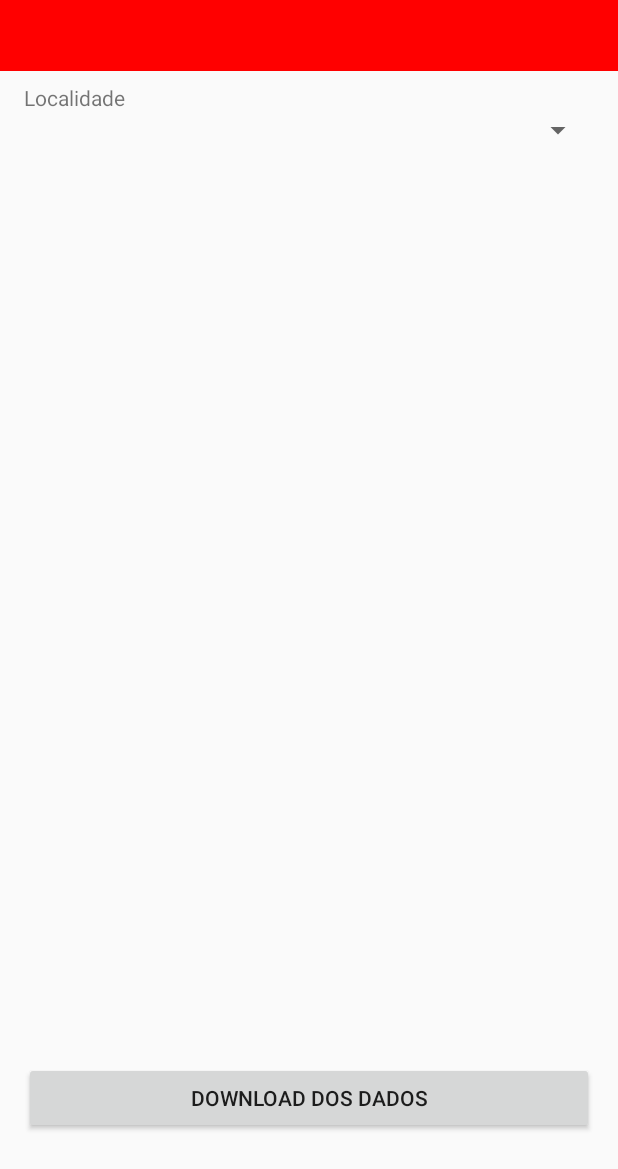
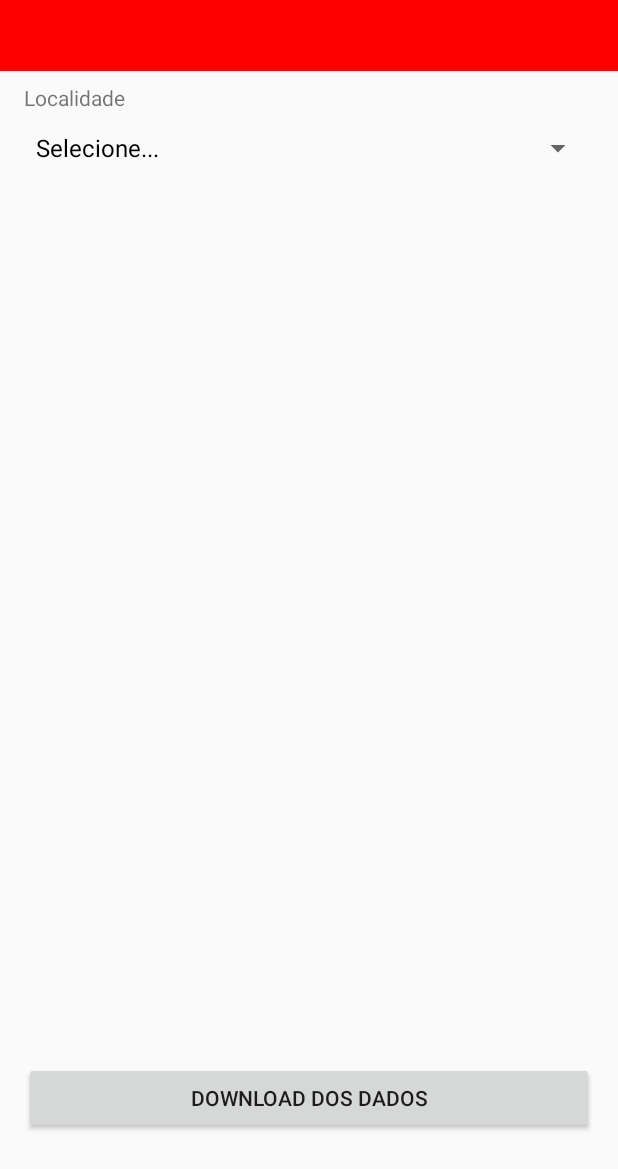
Before and after one commit to RochaKaique/InventarioDMT, an Android app: the DownloadActivity screen opened directly, with no data from a screen before it, on a phone screen of 412 x 824 dp. Shown: the top 1169 px of the screen. Run offline under Robolectric (Android 15) with nearby library versions, the phone set to English and light mode, and no system bars; libraries missing offline, so code that uses them is left out: com.itextpdf.text.

Commit message:
Tratamento de load do volley e Selecione nas combos

```diff
--- a/app/src/main/java/com/tivit/inventariodmt/DownloadActivity.java
+++ b/app/src/main/java/com/tivit/inventariodmt/DownloadActivity.java
@@ -5,8 +5,10 @@ import android.support.v7.app.AppCompatActivity;
 import android.os.Bundle;
 import android.view.View;
 import android.widget.ArrayAdapter;
+import android.widget.ProgressBar;
 import android.widget.Spinner;
 import android.widget.TextView;
+import android.widget.Toast;
 
 import com.tivit.inventariodmt.dao.PreencheCombosDao;
 import com.tivit.inventariodmt.dataconsistency.sync.SyncAdapter;
@@ -16,7 +18,11 @@ import com.tivit.inventariodmt.dto.LocalidadeDTO;
 public class DownloadActivity extends AppCompatActivity {
     PreencheCombosDao combos;
     private Spinner localidade;
+    public static int resposta;
     public static String idLocalidade;
+    public static TextView txtResultado;
+    public static ProgressBar pgDownload;
+    public static TextView tvProgress;
     public static boolean isSinc;
     @Override
     protected void onCreate(Bundle savedInstanceState) {
@@ -25,21 +31,30 @@ public class DownloadActivity extends AppCompatActivity {
         Utilidades.setTaskBarColored(this);
         this.combos = new PreencheCombosDao(this);
         comboLocalidade();
+        pgDownload = (ProgressBar) findViewById(R.id.pgDownload);
+        tvProgress = (TextView) findViewById(R.id.tvProgress);
+        txtResultado = (TextView) findViewById(R.id.tvResultado);
 
     }
 
     public void onClickDownload(View view)
     {
+        txtResultado.setVisibility(View.INVISIBLE);
+        pgDownload.setVisibility(View.VISIBLE);
+        tvProgress.setVisibility(View.VISIBLE);
 //        TextView txtResultado = (TextView) findViewById(R.id.tvResultado);
 //
 //        txtResultado.setText("Download Realizado");
 //        txtResultado.setTextColor(Color.RED);
 
         idLocalidade = String.valueOf(((LocalidadeDTO) localidade.getSelectedItem()).getInv_FS_Loc_Id_Localidade());
-        SyncAdapter.sincronizarAhora(getApplicationContext(), false, 1);
-        TextView txtResultado = (TextView) findViewById(R.id.tvResultado);
-        txtResultado.setText("Download Realizado");
-        txtResultado.setTextColor(Color.GREEN);
+        if(((LocalidadeDTO) localidade.getSelectedItem()).getInv_FS_Loc_Id_Localidade() > 0){
+            SyncAdapter.sincronizarAhora(getApplicationContext(), false, 1);
+        }
+        else{
+            Toast.makeText(this, "Selecione uma Locaidade", Toast.LENGTH_SHORT).show();
+        }
+
 
 
     }
--- a/app/src/main/java/com/tivit/inventariodmt/LoginActivity.java
+++ b/app/src/main/java/com/tivit/inventariodmt/LoginActivity.java
@@ -31,7 +31,7 @@ public class LoginActivity extends AppCompatActivity implements Runnable {
         Utilidades.setTaskBarColored(this);
         super.onCreate(savedInstanceState);
         setContentView(R.layout.activity_login);
-        sPreferences = getSharedPreferences("firstRun", MODE_PRIVATE);
+        sPreferences = getSharedPreferences("com.tivit.inventariodmt", MODE_PRIVATE);
 
         if (sPreferences.getBoolean("firstRun", true)) {
             if (!Utilidades.isConnected(getApplicationContext())) {
@@ -74,6 +74,7 @@ public class LoginActivity extends AppCompatActivity implements Runnable {
         UsuarioDAO usu = new UsuarioDAO(this);
         boolean b = usu.autenticaUsuario(MenuActivity.login.toLowerCase(), MenuActivity.pass);
         if(b){
+            sPreferences.edit().putBoolean("firstRun", false).commit();
             startActivity(new Intent(this, MenuActivity.class));
             finish();
         }else{
--- a/app/src/main/java/com/tivit/inventariodmt/dao/PreencheCombosDao.java
+++ b/app/src/main/java/com/tivit/inventariodmt/dao/PreencheCombosDao.java
@@ -91,6 +91,10 @@ public class PreencheCombosDao {
         Cursor cursor = getDb().rawQuery("SELECT inv_FS_Loc_Id_Localidade, inv_FS_Loc_Endereco, Inv_FS_Loc_Descricao, inv_FS_Loc_cidade FROM inv_FS_Localidade", null);
         //Cursor cursor = resolver.query(uri,LOCALIDADE_PROJECTION,select,null,null);
         assert cursor != null;
+        LocalidadeDTO lFirst = new LocalidadeDTO();
+        lFirst.setInv_FS_Loc_Id_Localidade(-1);
+        lFirst.setInv_FS_Loc_Descricao("Selecione...");
+        lL.add(lFirst);
         cursor.moveToFirst();
         if (cursor.getCount() > 0) {
             do {
@@ -115,6 +119,10 @@ public class PreencheCombosDao {
 //                " nv_FS_usf_Nome, inv_FS_usf_Nome_Gestor, inv_FS_usf_Observacao, inv_FS_usf_Status, inv_FS_usf_id_Departamento, inv_FS_usf_RG," +
 //                " inv_FS_usf_id_Localidade, inv_FS_usf_id_Organizacao, inv_FS_usf_Ramal, inv_FS_usf_Ramal_Gestor FROM  inv_FS_Usuario_Final", null);
         Cursor cursor = getDb().rawQuery("SELECT * FROM inv_FS_Usuario_Final", null);
+        UsuarioFinalDTO uFirst = new UsuarioFinalDTO();
+        uFirst.setInv_FS_usf_id_usuario(-1);
+        uFirst.setInv_FS_usf_Nome("Selecione...");
+        lUsf.add(uFirst);
         cursor.moveToFirst();
         if(cursor.getCount() > 0){
             do{
@@ -129,26 +137,14 @@ public class PreencheCombosDao {
 
     }
 
-    /*public List<LocalidadeDTO> listarLocalidades() throws SQLException {
-        List<LocalidadeDTO> lL = new ArrayList<>();
-        ResultSet rs = null;
-        rs = (ResultSet) getDb().rawQuery("SELECT * FROM inv_FS_Localidade", null);
-        while (rs.next()){
-            LocalidadeDTO l = new LocalidadeDTO();
-            l.set_id(rs.getInt("_id"));
-            l.setCidade_id(rs.getInt("cidade_id"));
-            l.setInv_FS_Loc_Descricao(rs.getString("inv_FS_Loc_Descricao"));
-            l.setInv_FS_Loc_Endereco(rs.getString("inv_FS_Loc_Endereco"));
-
-            lL.add(l);
-        }
-        return lL;
-    }*/
-
     public List<DepartamentoDTO> listarDepartamentos() {
         List<DepartamentoDTO> lD = new ArrayList<>();
 
         Cursor cursor = getDb().rawQuery("SELECT inv_FS_Dep_Id_Departamento, inv_FS_Dep_Nome_Departamento FROM inv_FS_Departamento", null);
+        DepartamentoDTO dFirst = new DepartamentoDTO();
+        dFirst.setInv_FS_Dep_Id_Departamento(-1);
+        dFirst.setInv_FS_Dep_Nome_Departamento("Selecione...");
+        lD.add(dFirst);
         cursor.moveToFirst();
         if (cursor.getCount() > 0) {
             do {
@@ -164,24 +160,14 @@ public class PreencheCombosDao {
         return lD;
     }
 
-    /*public List<String> listarTipoEquipamentos() {
-        this.tipoEquipamentos = new ArrayList<>();
-
-        Cursor cursor = getDb().rawQuery("SELECT inv_FS_TP_Nome_Equipamento FROM inv_FS_Tipo_Equipamento", null);
-        cursor.moveToFirst();
-
-        for(int i = 0; i < cursor.getCount(); i++) {
-            String tipo = cursor.getString(0);
-            tipoEquipamentos.add(tipo);
-            cursor.moveToNext();
-        }
-        cursor.close();
-        return tipoEquipamentos;
-    }*/
 
     public List<TipoEquipamentoDTO> listarTipoEquipamentos(){
         List<TipoEquipamentoDTO> tipoEquipamentos = new ArrayList<>();
         Cursor cursor = getDb().rawQuery("SELECT * FROM inv_FS_Tipo_Equipamento", null);
+        TipoEquipamentoDTO tpFirst = new TipoEquipamentoDTO();
+        tpFirst.setInv_FS_TP_Id_Tipo_Equipamento(-1);
+        tpFirst.setInv_FS_TP_Nome_Equipamento("Selecione...");
+        tipoEquipamentos.add(tpFirst);
         cursor.moveToFirst();
         if (cursor.getCount() > 0) {
             do {
@@ -202,6 +188,10 @@ public class PreencheCombosDao {
         List<StatusDTO> lS = new ArrayList<>();
 
         Cursor cursor = getDb().rawQuery("SELECT inv_FS_St_id_Status, inv_FS_St_Nome_Status FROM inv_FS_Status", null);
+        StatusDTO sFirst = new StatusDTO();
+        sFirst.setInv_FS_St_id_Status(-1);
+        sFirst.setInv_FS_St_Nome_Status("Selecione...");
+        lS.add(sFirst);
         cursor.moveToFirst();
         if (cursor.getCount() > 0) {
             do {
@@ -221,6 +211,10 @@ public class PreencheCombosDao {
         List<FabricanteDTO> lF = new ArrayList<>();
 
         Cursor cursor = getDb().rawQuery("SELECT inv_FS_Fab_Id_Fabricante, inv_FS_Fab_Nome_Fabricante FROM inv_FS_Fabricante", null);
+        FabricanteDTO fFirst = new FabricanteDTO();
+        fFirst.setInv_FS_Fab_Id_Fabricante(-1);
+        fFirst.setInv_FS_Fab_Nome_Fabricante("Selecione...");
+        lF.add(fFirst);
         cursor.moveToFirst();
         if (cursor.getCount() > 0) {
             do {
@@ -239,6 +233,10 @@ public class PreencheCombosDao {
         this.modelos = new ArrayList<>();
         List<ModeloDTO> mod = new ArrayList<>();
         Cursor cursor = getDb().rawQuery("SELECT inv_FS_Mod_Id_Modelo, inv_FS_Mod_Nome_Modelo FROM inv_FS_Modelo WHERE inv_FS_Mod_Id_Fabricante = " +codigoFabricante, null);
+        ModeloDTO mFirst = new ModeloDTO();
+        mFirst.setInv_FS_Mod_Id_Modelo(-1);
+        mFirst.setInv_FS_Mod_Nome_Modelo("Selecione...");
+        mod.add(mFirst);
         cursor.moveToFirst();
         if (cursor.getCount() > 0) {
             do {
--- a/app/src/main/java/com/tivit/inventariodmt/dataconsistency/utils/Constantes.java
+++ b/app/src/main/java/com/tivit/inventariodmt/dataconsistency/utils/Constantes.java
@@ -17,7 +17,7 @@ public class Constantes {
     /**
      * Dirección IP de genymotion o AVD
      */
-    private static final String IP = "http://192.168.49.213";
+    private static final String IP = "http://10.255.42.1";
 
     /**
      * URLs del Web Service
--- a/app/src/main/res/layout/activity_download.xml
+++ b/app/src/main/res/layout/activity_download.xml
@@ -42,17 +42,40 @@
         android:onClick="onClickDownload"/>
 
     <TextView
+        android:id="@+id/tvResultado"
         android:layout_width="wrap_content"
         android:layout_height="wrap_content"
+        android:layout_above="@+id/button3"
+        android:layout_alignParentEnd="true"
         android:layout_alignParentLeft="true"
+        android:layout_alignParentRight="true"
         android:layout_alignParentStart="true"
-        android:id="@+id/tvResultado"
+        android:layout_below="@+id/spLocalidade"
+        android:gravity="center_vertical|center_horizontal"
+        android:textIsSelectable="false"
+        android:textSize="30sp"
+        android:visibility="invisible"/>
+
+    <ProgressBar
+        android:id="@+id/pgDownload"
+        style="?android:attr/progressBarStyle"
+        android:layout_width="wrap_content"
+        android:layout_height="wrap_content"
+        android:layout_centerHorizontal="true"
+        android:layout_centerVertical="true"
+        android:visibility="invisible"/>
+
+    <TextView
+        android:id="@+id/tvProgress"
+        android:layout_width="wrap_content"
+        android:layout_height="wrap_content"
+        android:layout_alignParentEnd="true"
+        android:layout_alignParentLeft="true"
         android:layout_alignParentRight="true"
-        android:layout_alignParentEnd="true"
-        android:layout_above="@+id/button3"
-        android:layout_below="@+id/spLocalidade"
-        android:textSize="30sp"
-        android:textIsSelectable="false"
-        android:gravity="center_vertical|center_horizontal" />
+        android:layout_alignParentStart="true"
+        android:layout_below="@+id/pgDownload"
+        android:text="Baixando Equipamentos da Localidade"
+        android:textAlignment="center"
+        android:visibility="invisible" />
 
 </RelativeLayout>
--- a/app/src/main/res/layout/activity_form_equipamento.xml
+++ b/app/src/main/res/layout/activity_form_equipamento.xml
@@ -2,7 +2,8 @@
 <ScrollView xmlns:android="http://schemas.android.com/apk/res/android"
     xmlns:tools="http://schemas.android.com/tools"
     android:layout_width="match_parent"
-    android:layout_height="match_parent">
+    android:layout_height="match_parent"
+    android:paddingTop="22dp">
 
     <LinearLayout
         android:layout_width="match_parent"
```
Also changed, not shown: app/src/main/java/com/tivit/inventariodmt/FormEquipamentoActivity.java (+19 -1 lines), app/src/main/java/com/tivit/inventariodmt/MenuActivity.java (+6 -6 lines), app/src/main/java/com/tivit/inventariodmt/dataconsistency/sync/SyncAdapter.java (+13 -1 lines), 1 other file.
